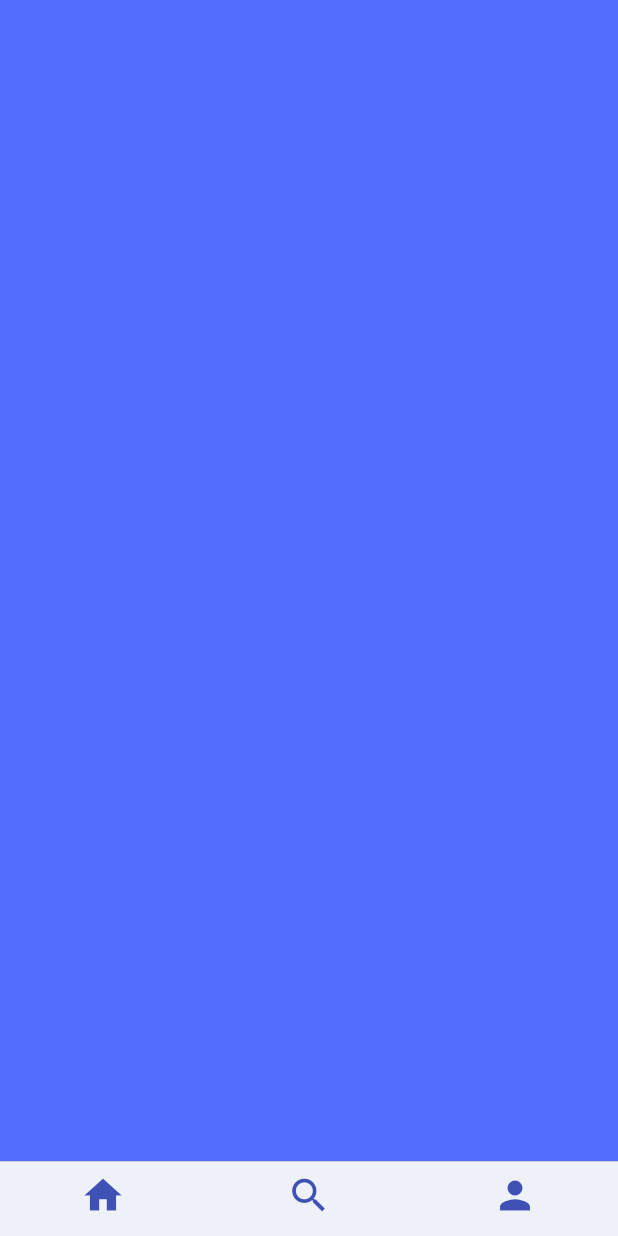
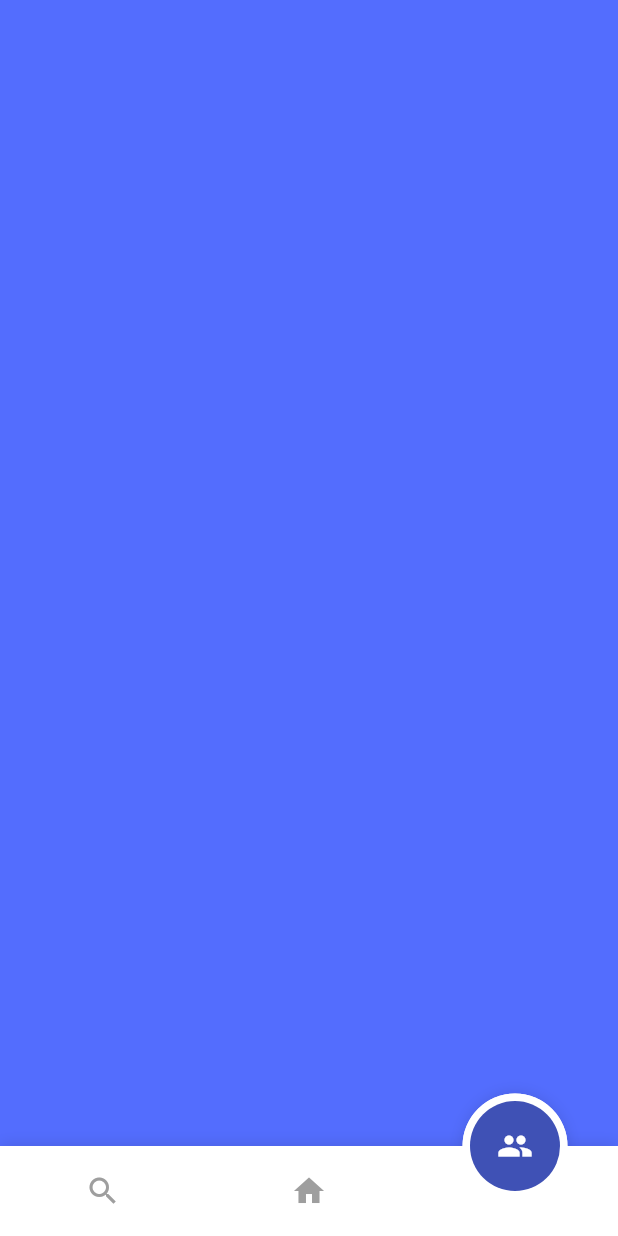
Before and after one commit to mariovzc/Trips-app-flutter, a Flutter app: the screen it shows after launch, item 3 of the bottom bar chosen, on a phone screen of 412 x 824 dp. Run offline on Flutter 3.47's test engine with Material 2 defaults, Android fonts, the phone set to English and light mode, and no system bars; drawn by our look-alikes of fancy_bottom_navigation.

Commit message:
created fancy navigation

```diff
--- /dev/null
+++ b/lib/components/fancy_navigation.dart
@@ -0,0 +1,49 @@
+import 'package:flutter/material.dart';
+import 'package:trips_app/components/screens/home_trips.dart';
+import 'package:trips_app/components/screens/profile_trips.dart';
+import 'package:trips_app/components/screens/search_trips.dart';
+import 'package:fancy_bottom_navigation/fancy_bottom_navigation.dart';
+
+class FancyNavigation extends StatefulWidget {
+  FancyNavigation({Key key}) : super(key: key);
+
+  _FancyNavigationState createState() => _FancyNavigationState();
+}
+
+class _FancyNavigationState extends State<FancyNavigation> {
+  int indexTap = 1;
+
+  final List<Widget> widgetList = [
+    SearchTrips(),
+    HomeTrips(),
+    ProfileTrips()
+  ];
+
+  @override
+  Widget build(BuildContext context) {
+    return Scaffold(
+      body: widgetList[indexTap],
+      bottomNavigationBar: FancyBottomNavigation(
+        activeIconColor: Colors.white,
+        inactiveIconColor: Colors.grey,
+        circleColor: Colors.indigo,
+        initialSelection: indexTap,
+        tabs: [
+          TabData(
+            iconData: Icons.search,
+            title: ''
+          ),
+          TabData(
+            iconData: Icons.home,
+            title: ''
+          ),
+          TabData(
+            iconData: Icons.people,
+            title: ''
+          ),
+        ],
+        onTabChangedListener: (int position) => setState(() => indexTap = position),
+      )
+    );
+  }
+}
--- a/lib/components/trips.dart
+++ b/lib/components/trips.dart
@@ -1,5 +1,6 @@
 import 'package:flutter/material.dart';
 import 'package:trips_app/components/cupertino_navbar.dart';
+import 'package:trips_app/components/fancy_navigation.dart';
 
 class Trips extends StatefulWidget {
   Trips({Key key}) : super(key: key);
@@ -11,7 +12,8 @@ class _TripsState extends State<Trips> {
   @override
   Widget build(BuildContext context) {
     // TODO: implement build
-    return CupertinoNavBar();
+    //return CupertinoNavBar();
+    return FancyNavigation();
   }
   /*
   int indexTap = 0;
--- a/pubspec.yaml
+++ b/pubspec.yaml
@@ -7,6 +7,8 @@ dependencies:
   flutter:
     sdk: flutter
   cupertino_icons: ^0.1.2
+  fancy_bottom_navigation: ^0.1.0
+
 
 dev_dependencies:
   flutter_test:
```
Also changed, not shown: pubspec.lock.
